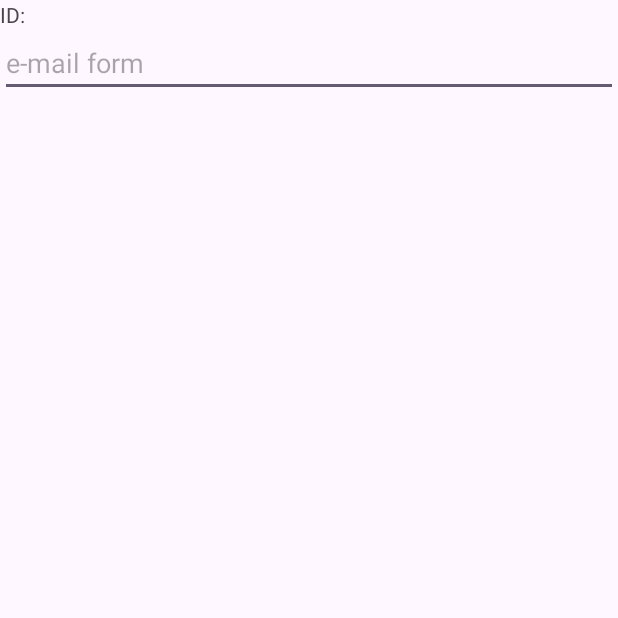
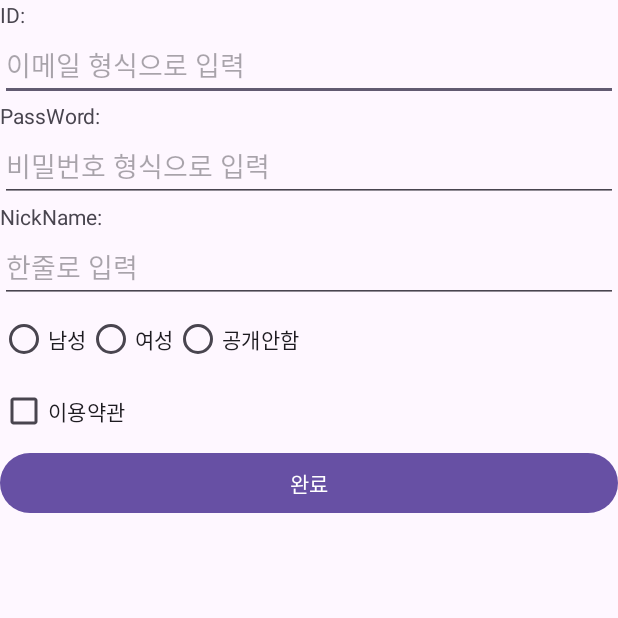
Before and after one commit to dlwnstlr1010/sooksook2, an Android app: the screen it shows after launch (MainActivity), on a phone screen of 412 x 824 dp, the top half of it. Run offline under Robolectric (Android 15) with nearby library versions, the phone set to English and light mode, and no system bars.

Commit message:
Button -> 평범한 버튼 누르기 Check Box -> 체크박스만들기, checked -> 항상 false로 만들기 RadioGroup 안에 RadioButton 구성하기 -> 연쇄되는 체크박스

```diff
--- a/app/src/main/res/layout/activity_main.xml
+++ b/app/src/main/res/layout/activity_main.xml
@@ -15,8 +15,63 @@
     <EditText
         android:layout_width="match_parent"
         android:layout_height="wrap_content"
-        android:hint="e-mail form"
+        android:hint="이메일 형식으로 입력"
         android:inputType="textEmailAddress" />
 
+    <TextView
+        android:layout_width="wrap_content"
+        android:layout_height="wrap_content"
+        android:text="PassWord:" />
+
+    <EditText
+        android:layout_width="match_parent"
+        android:layout_height="wrap_content"
+        android:hint="비밀번호 형식으로 입력"
+        android:inputType="textPassword" />
+
+    <TextView
+        android:layout_width="wrap_content"
+        android:layout_height="wrap_content"
+        android:text="NickName:" />
+
+    <EditText
+        android:layout_width="match_parent"
+        android:layout_height="wrap_content"
+        android:hint="한줄로 입력"
+        android:singleLine="true"
+        android:imeOptions="actionGo" />
+
+    <RadioGroup
+        android:layout_width="wrap_content"
+        android:layout_height="wrap_content"
+        android:orientation="horizontal"
+        >
+
+        <RadioButton
+            android:layout_width="wrap_content"
+            android:layout_height="wrap_content"
+            android:text="남성" />
+
+        <RadioButton
+            android:layout_width="wrap_content"
+            android:layout_height="wrap_content"
+            android:text="여성" />
+
+        <RadioButton
+            android:layout_width="wrap_content"
+            android:layout_height="wrap_content"
+            android:text="공개안함" />
+        </RadioGroup>
+
+    <CheckBox
+        android:layout_width="wrap_content"
+        android:layout_height="wrap_content"
+        android:checked="false"
+        android:text="이용약관" />
+
+    <Button
+        android:layout_width="match_parent"
+        android:layout_height="wrap_content"
+        android:text="완료" />
 
 </LinearLayout>
```
